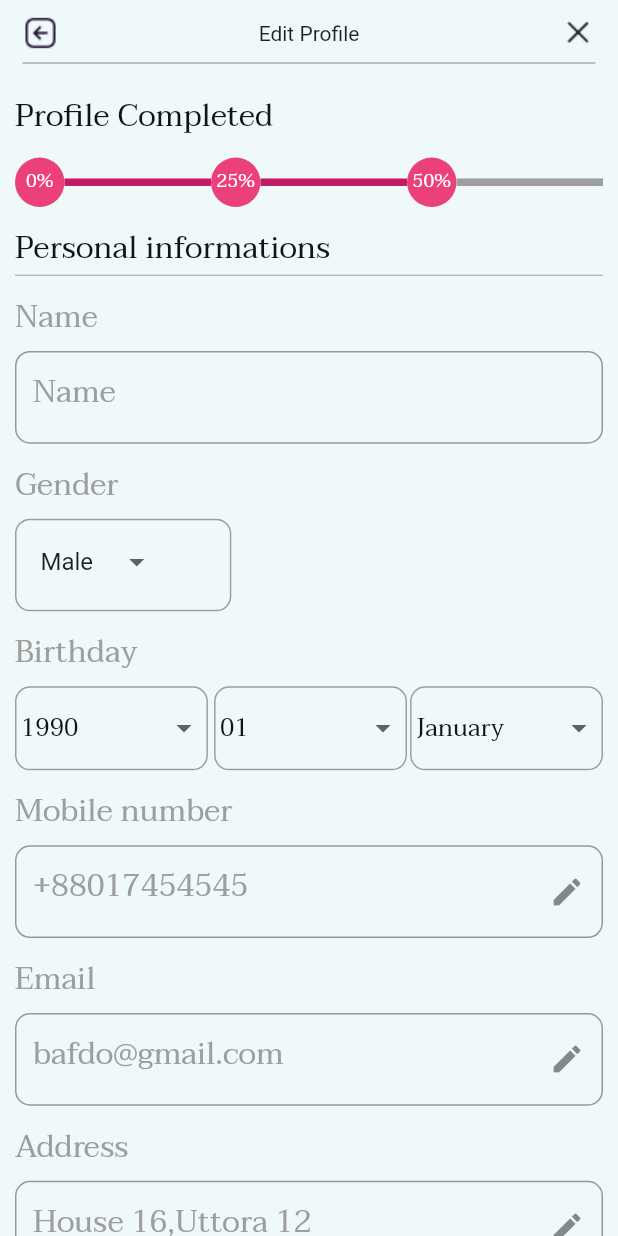
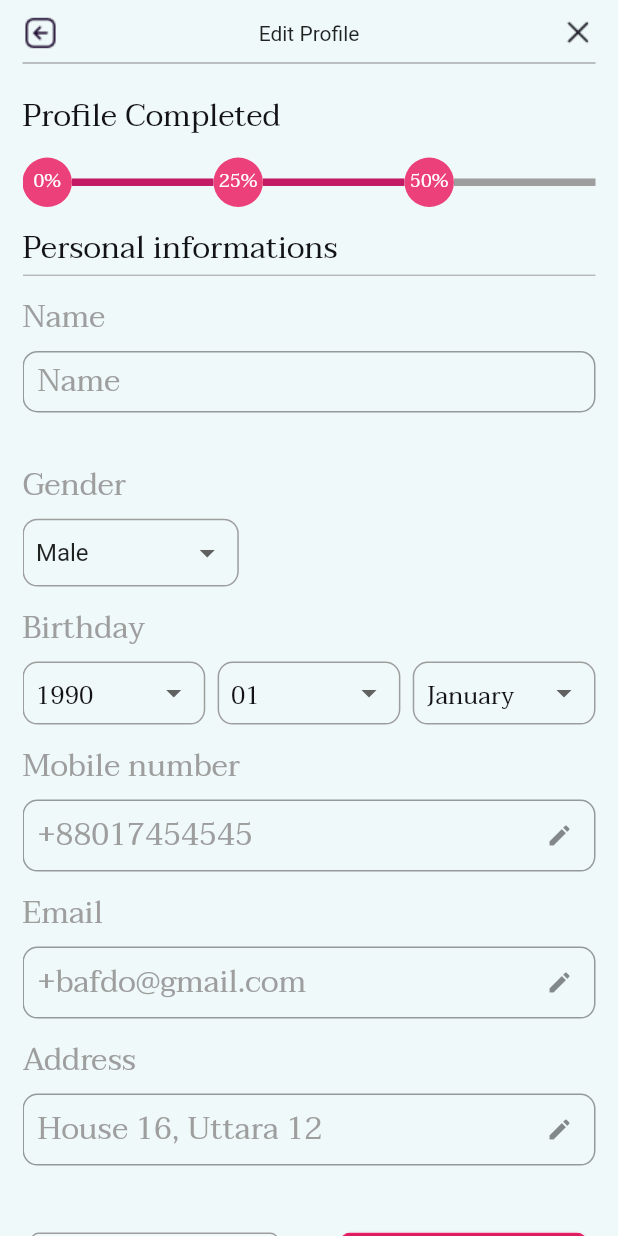
Before and after one commit to SujitSarkar/Bafdo-User-App, a Flutter app: the MaBafdo screen opened directly, on a phone screen of 412 x 824 dp. Run offline on Flutter 3.47's test engine with Material 2 defaults, Android fonts, the phone set to English and light mode, and no system bars; our stand-ins replace carousel_pro_nullsafety, carousel_slider, dotted_border, dotted_line, firebase_auth, firebase_core and 8 more; missing offline and left inert: flutter_facebook_auth, twitter_login; accounts and stored records are empty; network calls fail.

Commit message:
4th committed

```diff
--- a/lib/bottom_nav_screens/my_bafdu_nav.dart
+++ b/lib/bottom_nav_screens/my_bafdu_nav.dart
@@ -1,5 +1,7 @@
 import 'package:bafdo/colors.dart';
 import 'package:bafdo/custom_widget/custom_appbar.dart';
+import 'package:bafdo/custom_widget/outline_button.dart';
+import 'package:bafdo/widgets/form_decoration.dart';
 import 'package:bafdo/widgets/gradient_button.dart';
 import 'package:flutter/material.dart';
 
@@ -169,7 +171,7 @@ class _MaBafdoState extends State<MaBafdo> {
         ),
       ),
       body: Padding(
-        padding: EdgeInsets.only(left: 10, right: 10),
+        padding: EdgeInsets.only(left: 15, right: 15),
         child: SingleChildScrollView(
           child: Column(
             crossAxisAlignment: CrossAxisAlignment.start,
@@ -260,16 +262,7 @@ class _MaBafdoState extends State<MaBafdo> {
               Container(
                 height: size.width * .15,
                 child: TextField(
-                  decoration: InputDecoration(
-                      border: new OutlineInputBorder(
-                          borderRadius: BorderRadius.circular(10.0),
-                          borderSide: new BorderSide(color: Colors.teal)),
-                      hintText: 'Name',
-                      hintStyle: TextStyle(
-                          color: Colors.grey,
-                          fontSize: size.width * .05,
-                          fontFamily: 'taviraj',
-                          fontWeight: FontWeight.w500)),
+                  decoration: myBafdoFormDecoration(size),
                 ),
               ),
               Padding(
@@ -283,14 +276,15 @@ class _MaBafdoState extends State<MaBafdo> {
               ),
               Container(
                 width: size.width * .35,
-                height: size.width * .15,
+                height: size.width * .11,
+                padding: EdgeInsets.symmetric(horizontal: 8.0),
                 decoration: BoxDecoration(
                     borderRadius: BorderRadius.all(Radius.circular(10)),
                     border: Border.all(width: 1, color: Colors.grey)),
-                child: ListTile(
-                  leading: DropdownButtonHideUnderline(
+                child:  DropdownButtonHideUnderline(
                     child: DropdownButton<String>(
                       elevation: 0,
+                      isDense: true,
                       dropdownColor: Colors.white,
                       items: this._dropDownGenderItem,
                       value: _btnSelectedVal,
@@ -303,7 +297,7 @@ class _MaBafdoState extends State<MaBafdo> {
                       },
                     ),
                   ),
-                ),
+
               ),
               Padding(
                 padding: EdgeInsets.only(top: 10, bottom: 5),
@@ -320,12 +314,14 @@ class _MaBafdoState extends State<MaBafdo> {
                   children: [
                     Expanded(
                       child: Container(
-                        padding: const EdgeInsets.all(3.0),
+                        padding: const EdgeInsets.all(8.0),
                         decoration: BoxDecoration(
                             borderRadius: BorderRadius.all(Radius.circular(10)),
                             border: Border.all(width: 1, color: Colors.grey)),
                         child: DropdownButtonHideUnderline(
                           child: DropdownButton<String>(
+                            isDense: true,
+                            isExpanded: true,
                             elevation: 0,
                             dropdownColor: Colors.white,
                             items: this._dropDownYearsItem,
@@ -346,19 +342,19 @@ class _MaBafdoState extends State<MaBafdo> {
                         ),
                       ),
                     ),
-                    SizedBox(
-                      width: size.width * .01,
-                    ),
+                    SizedBox(width: size.width * .02),
                     Expanded(
                       child: Container(
                         decoration: BoxDecoration(
                             borderRadius: BorderRadius.all(Radius.circular(10)),
                             border: Border.all(width: 1, color: Colors.grey)),
                         child: Padding(
-                          padding: const EdgeInsets.all(3.0),
+                          padding: const EdgeInsets.all(8.0),
                           child: DropdownButtonHideUnderline(
                             child: DropdownButton<String>(
                               elevation: 0,
+                              isDense: true,
+                              isExpanded: true,
                               dropdownColor: Colors.white,
                               items: this._dropDownDaysItem,
                               value: _selectedDayValue,
@@ -379,19 +375,19 @@ class _MaBafdoState extends State<MaBafdo> {
                         ),
                       ),
                     ),
-                    SizedBox(
-                      width: size.width * .005,
-                    ),
+                    SizedBox(width: size.width * .02),
                     Expanded(
                       child: Container(
                         decoration: BoxDecoration(
                             borderRadius: BorderRadius.all(Radius.circular(10)),
                             border: Border.all(width: 1, color: Colors.grey)),
                         child: Padding(
-                          padding: const EdgeInsets.all(3.0),
+                          padding: const EdgeInsets.all(8.0),
                           child: DropdownButtonHideUnderline(
                             child: DropdownButton<String>(
                               elevation: 0,
+                              isDense: true,
+                              isExpanded: true,
                               dropdownColor: Colors.white,
                               items: this._dropDownMonthsItem,
                               value: _selectedMothValue,
@@ -424,31 +420,11 @@ class _MaBafdoState extends State<MaBafdo> {
                         fontFamily: 'taviraj',
                         fontWeight: FontWeight.w500)),
               ),
-              Container(
-                height: size.width * .15,
-                child: TextField(
-                  decoration: InputDecoration(
-                      suffixIcon: IconButton(
-                        onPressed: () {
-                          setState(() {
-                            phoneVarified = !phoneVarified;
-                          });
-                        },
-                        icon: phoneVarified == true
-                            ? Image.asset(
-                                'assets/app_icon/body_icon/varified_icon.png')
-                            : Icon(Icons.edit_rounded),
-                      ),
-                      border: new OutlineInputBorder(
-                          borderRadius: BorderRadius.circular(10.0),
-                          borderSide: new BorderSide(color: Colors.teal)),
+              TextField(
+                decoration: myBafdoFormDecoration(size).copyWith(
+                  suffixIcon: Icon(Icons.edit_rounded),
                   hintText: '+88017454545',
-                      hintStyle: TextStyle(
-                          color: Colors.grey,
-                          fontSize: size.width * .05,
-                          fontFamily: 'taviraj',
-                          fontWeight: FontWeight.w500)),
-                ),
+                )
               ),
               Padding(
                 padding: EdgeInsets.only(top: 10, bottom: 5),
@@ -459,30 +435,10 @@ class _MaBafdoState extends State<MaBafdo> {
                         fontFamily: 'taviraj',
                         fontWeight: FontWeight.w500)),
               ),
-              Container(
-                height: size.width * .15,
-                child: TextField(
-                  decoration: InputDecoration(
-                      suffixIcon: IconButton(
-                        onPressed: () {
-                          setState(() {
-                            emailVarified = !emailVarified;
-                          });
-                        },
-                        icon: emailVarified == true
-                            ? Image.asset(
-                                'assets/app_icon/body_icon/varified_icon.png')
-                            : Icon(Icons.edit_rounded),
-                      ),
-                      border: new OutlineInputBorder(
-                          borderRadius: BorderRadius.circular(10.0),
-                          borderSide: new BorderSide(color: Colors.teal)),
-                      hintText: 'bafdo@gmail.com',
-                      hintStyle: TextStyle(
-                          color: Colors.grey,
-                          fontSize: size.width * .05,
-                          fontFamily: 'taviraj',
-                          fontWeight: FontWeight.w500)),
+              TextField(
+                decoration: myBafdoFormDecoration(size).copyWith(
+                  suffixIcon: Icon(Icons.edit_rounded),
+                  hintText: '+bafdo@gmail.com',
                 ),
               ),
               Padding(
@@ -494,58 +450,28 @@ class _MaBafdoState extends State<MaBafdo> {
                         fontFamily: 'taviraj',
                         fontWeight: FontWeight.w500)),
               ),
-              Container(
-                height: size.width * .15,
-                child: TextField(
-                  decoration: InputDecoration(
-                      suffixIcon: IconButton(
-                        onPressed: () {},
-                        icon: Icon(Icons.edit_rounded),
-                      ),
-                      border: new OutlineInputBorder(
-                          borderRadius: BorderRadius.circular(10.0),
-                          borderSide: new BorderSide(color: Colors.teal)),
-                      hintText: 'House 16,Uttora 12',
-                      hintStyle: TextStyle(
-                          color: Colors.grey,
-                          fontSize: size.width * .05,
-                          fontFamily: 'taviraj',
-                          fontWeight: FontWeight.w500)),
+              TextField(
+                decoration: myBafdoFormDecoration(size).copyWith(
+                  suffixIcon: Icon(Icons.edit_rounded),
+                  hintText: 'House 16, Uttara 12',
                 ),
               ),
-              SizedBox(
-                height: size.width * .1,
-              ),
+              SizedBox(height: size.width * .1),
               Row(
                 mainAxisAlignment: MainAxisAlignment.center,
                 children: [
-                  OutlinedButton(
-                    onPressed: () {},
-                    style: OutlinedButton.styleFrom(
-                      side: BorderSide(width: 1.0, color: Colors.grey),
-                    ),
-                    child: Padding(
-                      padding: EdgeInsets.only(
-                          left: size.width * .1,
-                          right: size.width * .1,
-                          top: 13,
-                          bottom: 13),
-                      child: Text(
-                        'Cancel',
-                        style: TextStyle(
-                            fontFamily: 'taviraj',
-                            fontWeight: FontWeight.w500,
-                            color: ColorsVariables.textColor,
-                            fontStyle: FontStyle.normal,
-                            fontSize: size.width * .045),
-                      ),
-                    ),
-                  ),
+                  CustomOutlineButton(
+                      child: Text('Cancel'),
+                      onPressed: (){},
+                      borderRadius: 5.0,
+                      height: size.width*.1,
+                      width: size.width * .4,
+                      borderColor: Colors.grey,
+                      splashColor: Colors.pink.shade200),
                   SizedBox(
                     width: size.width * .1,
                   ),
-                  Center(
-                    child: GradientButton(
+                  GradientButton(
                     onPressed: () {},
                     child: Text(
                       'Save',
@@ -557,13 +483,12 @@ class _MaBafdoState extends State<MaBafdo> {
                           fontSize: size.width * .045),
                     ),
                     borderRadius: 6.97,
-                      height: size.width * .13,
+                    height: size.width * .1,
                     width: size.width * .4,
                     gradientColors: [
                       Colors.pink.shade600,
                       Colors.pink.shade400
                     ],
-                    ),
                   ),
                 ],
               ),
@@ -658,9 +583,12 @@ class _MaBafdoState extends State<MaBafdo> {
                       fontSize: size.width * .045),
                 ),
                 borderRadius: 6.97,
-                height: size.width * .13,
+                height: size.width * .1,
                 width: size.width * .4,
-                gradientColors: [Colors.pink.shade600, Colors.pink.shade400],
+                gradientColors: [
+                  Colors.pink.shade600,
+                  Colors.pink.shade400
+                ],
               ),
               SizedBox(
                 height: size.width * .5,
--- a/lib/pages/splash_Screen_page.dart
+++ b/lib/pages/splash_Screen_page.dart
@@ -47,7 +47,7 @@ class _SplashScreenPageState extends State<SplashScreenPage> {
 
             if (seconds == 0) {
               Navigator.push(context,
-                  MaterialPageRoute(builder: (context) => LogInPage()));
+                  MaterialPageRoute(builder: (context) => LoginWithNumber()));
             }
           }
         },
@@ -107,7 +107,7 @@ class _SplashScreenPageState extends State<SplashScreenPage> {
                               Navigator.push(
                                   context,
                                   MaterialPageRoute(
-                                      builder: (context) => LogInPage()));
+                                      builder: (context) => LoginWithNumber()));
                             },
                             child: Padding(
                               padding: EdgeInsets.symmetric(
--- a/lib/widgets/form_decoration.dart
+++ b/lib/widgets/form_decoration.dart
@@ -27,3 +27,16 @@ InputDecoration formDecoration(Size size) => InputDecoration(
           borderRadius: BorderRadius.all(Radius.circular(6.57)),
           borderSide: BorderSide.none),
     );
+
+InputDecoration myBafdoFormDecoration(Size size) => InputDecoration(
+    contentPadding: EdgeInsets.symmetric(horizontal: 10, vertical: 3.0),
+    isDense: true,
+    border: new OutlineInputBorder(
+        borderRadius: BorderRadius.circular(10.0),
+        borderSide: new BorderSide(color: Colors.teal)),
+    hintText: 'Name',
+    hintStyle: TextStyle(
+        color: Colors.grey,
+        fontSize: size.width * .05,
+        fontFamily: 'taviraj',
+        fontWeight: FontWeight.w500));
```
Also changed, not shown: lib/pages/login_page.dart (+42 -5 lines), lib/pages/register_page.dart (+14 -7 lines), lib/provider/auth_provider.dart (+82 -45 lines), assets/icon.png (added), 8 other files. Lines whose indentation alone changed are shown as unchanged.
